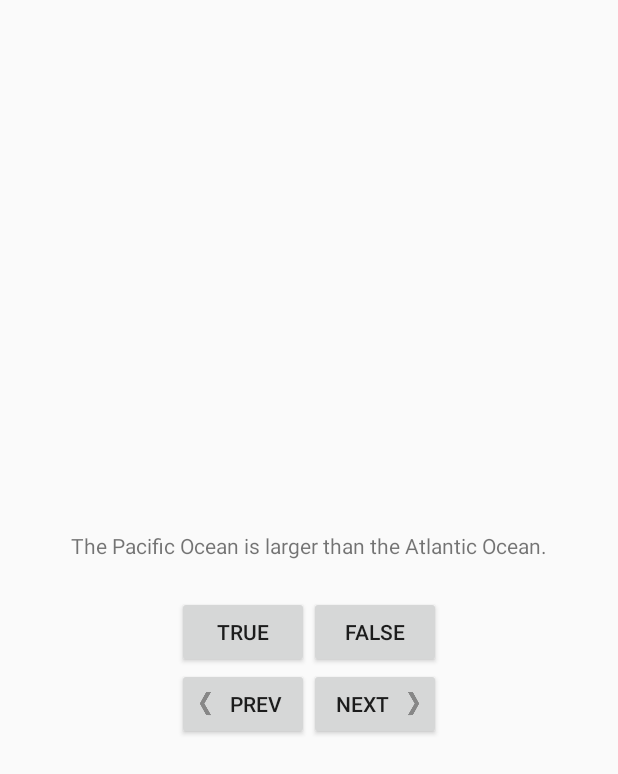
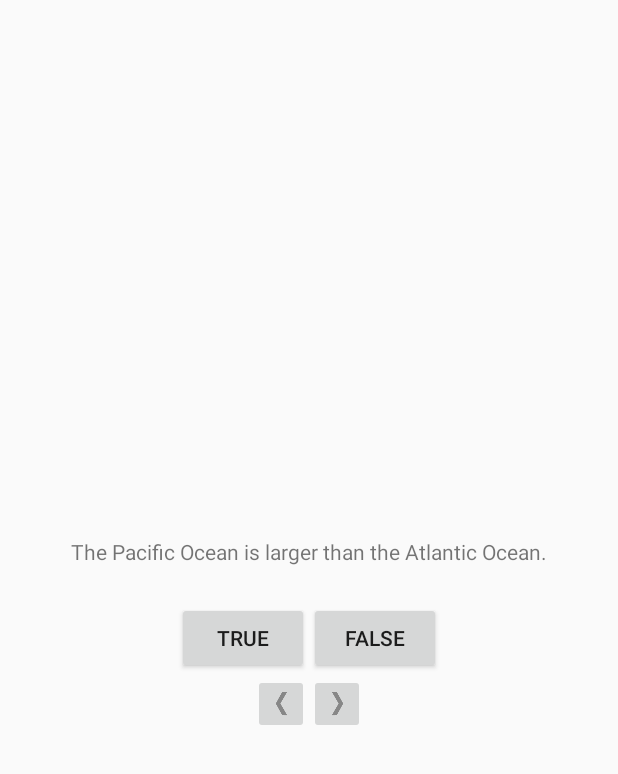
Before and after one commit to CaddyDz/Java, an Android app: the screen it shows after launch (QuizActivity), on a phone screen of 412 x 824 dp. Shown: the top 774 px of the screen. Run offline under Robolectric (Android 15) with nearby library versions, the phone set to English and light mode, and no system bars.

Commit message:
From Button to ImageButton
Signed-off-by: Salim Djerbouh <tbitw31@gmail.com>

```diff
--- a/app/src/main/java/com/salim/geoquiz/QuizActivity.java
+++ b/app/src/main/java/com/salim/geoquiz/QuizActivity.java
@@ -6,6 +6,7 @@ import android.view.View;
 import android.view.Menu;
 import android.view.MenuItem;
 import android.widget.Button;
+import android.widget.ImageButton;
 import android.widget.TextView;
 import android.widget.Toast;
 
@@ -13,8 +14,8 @@ public class QuizActivity extends AppCompatActivity {
 
     private Button mTrueButton;
     private Button mFalseButton;
-    private Button mNextButton;
-    private Button mPrevButton;
+    private ImageButton mNextButton;
+    private ImageButton mPrevButton;
     private TextView mQuestionTextView;
 
     private Question[] mQuestionBank = new Question[] {
@@ -77,7 +78,7 @@ public class QuizActivity extends AppCompatActivity {
             }
         });
 
-        mNextButton = (Button) findViewById(R.id.next_button);
+        mNextButton = (ImageButton) findViewById(R.id.next_button);
         mNextButton.setOnClickListener(new View.OnClickListener(){
 
             @Override
@@ -87,7 +88,7 @@ public class QuizActivity extends AppCompatActivity {
             }
         });
 
-        mPrevButton = (Button) findViewById(R.id.prev_button);
+        mPrevButton = (ImageButton) findViewById(R.id.prev_button);
         mPrevButton.setOnClickListener(new View.OnClickListener(){
 
             @Override
--- a/app/src/main/res/layout/activity_quiz.xml
+++ b/app/src/main/res/layout/activity_quiz.xml
@@ -34,21 +34,19 @@
         android:layout_height="wrap_content"
         android:orientation="horizontal">
 
-        <Button
+        <ImageButton
             android:id="@+id/prev_button"
             android:layout_width="wrap_content"
             android:layout_height="wrap_content"
-            android:text="@string/prev_button"
-            android:drawableLeft="@mipmap/arrow_left"
-            android:drawablePadding="4dp"/>
+            android:src="@mipmap/arrow_left"
+            android:contentDescription="Previous question"/>
 
-        <Button
+        <ImageButton
             android:id="@+id/next_button"
             android:layout_width="wrap_content"
             android:layout_height="wrap_content"
-            android:text="@string/next_button"
-            android:drawableRight="@mipmap/arrow_right"
-            android:drawablePadding="4dp"/>
+            android:src="@mipmap/arrow_right"
+            android:contentDescription="Next question"/>
 
     </LinearLayout>
 
```
